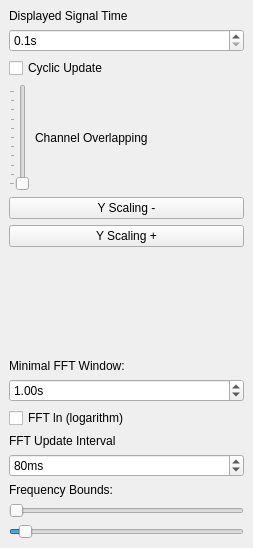
Qt form src/config_widget/view_settings_dock_widget.ui (tools4BCI/TiA-Scope) before a commit.
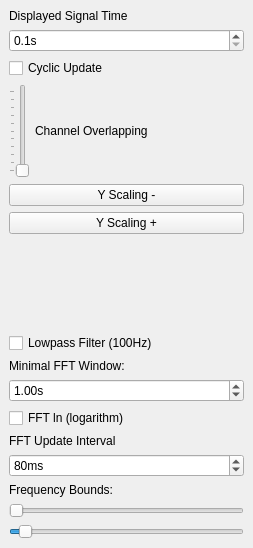
The same form after that commit. Icons and pictures are not drawn.

Commit message: added simple lowpass filter

The edit to the form file:
```diff
--- a/src/config_widget/view_settings_dock_widget.ui
+++ b/src/config_widget/view_settings_dock_widget.ui
@@ -131,6 +131,13 @@
       </property>
      </spacer>
     </item>
+    <item>
+     <widget class="QCheckBox" name="lowPass100">
+      <property name="text">
+       <string>Lowpass Filter (100Hz)</string>
+      </property>
+     </widget>
+    </item>
     <item>
      <widget class="QLabel" name="label_3">
       <property name="text">
```
The commit also changes 18 other files.
